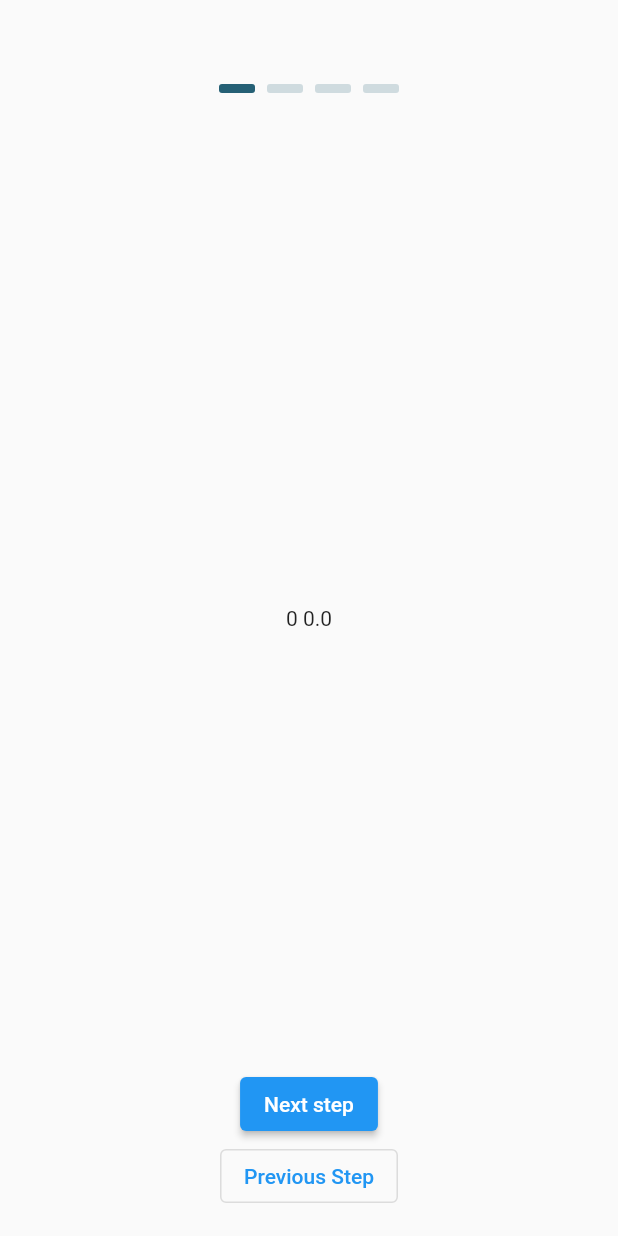
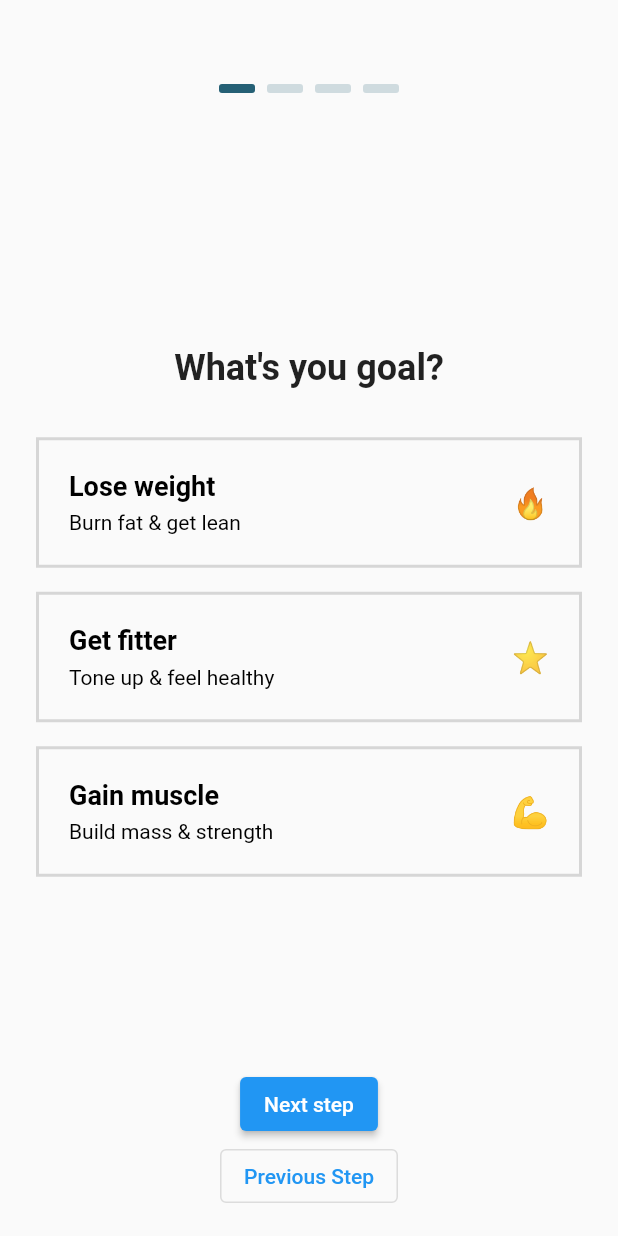
Before and after one commit to mohitsoni-dev/fitness-app-flutter, a Flutter app: the UserInfo screen opened directly, on a phone screen of 412 x 824 dp. Run offline on Flutter 3.47's test engine with Material 2 defaults, Android fonts, the phone set to English and light mode, and no system bars; our stand-ins replace google_nav_bar, line_icons, shared_preferences; accounts and stored records are empty; network calls fail.

Commit message:
added user goal screen

```diff
--- /dev/null
+++ b/lib/constants/shared_preferences.dart
@@ -0,0 +1,48 @@
+import 'package:shared_preferences/shared_preferences.dart';
+
+const String USER_GOAL = 'user_goal';
+
+addStringToSF({String? tag, String? string}) async {
+  SharedPreferences prefs = await SharedPreferences.getInstance();
+  prefs.setString(tag!, string!);
+}
+
+addDoubleToSF({String? tag, double? value}) async {
+  SharedPreferences prefs = await SharedPreferences.getInstance();
+  prefs.setDouble(tag!, value!);
+}
+
+addBoolToSF({String? tag, bool? value}) async {
+  SharedPreferences prefs = await SharedPreferences.getInstance();
+  prefs.setBool(tag!, value!);
+}
+
+addIntToSF({String? tag, int? value}) async {
+  SharedPreferences prefs = await SharedPreferences.getInstance();
+  prefs.setInt(tag!, value!);
+}
+
+// getStringValuesSF() async {
+//   SharedPreferences prefs = await SharedPreferences.getInstance();
+//   //Return String
+//   String stringValue = prefs.getString('stringValue');
+//   return stringValue;
+// }
+// getBoolValuesSF() async {
+//   SharedPreferences prefs = await SharedPreferences.getInstance();
+//   //Return bool
+//   bool boolValue = prefs.getBool('boolValue');
+//   return boolValue;
+// }
+// getIntValuesSF() async {
+//   SharedPreferences prefs = await SharedPreferences.getInstance();
+//   //Return int
+//   int intValue = prefs.getInt('intValue');
+//   return intValue;
+// }
+// getDoubleValuesSF() async {
+//   SharedPreferences prefs = await SharedPreferences.getInstance();
+//   //Return double
+//   double doubleValue = prefs.getDouble('doubleValue');
+//   return doubleValue;
+// }
--- a/lib/constants/welcome_screen_data.dart
+++ b/lib/constants/welcome_screen_data.dart
@@ -1,4 +1,4 @@
-List kWelcomeScreenSlidesData = [
+const List kWelcomeScreenSlidesData = [
   {
     "header": "Learn",
     "index": 0,
--- a/lib/ui/views/user_info.dart
+++ b/lib/ui/views/user_info.dart
@@ -1,4 +1,5 @@
 import 'package:fitness_app_flutter/ui/views/dashboard.dart';
+import 'package:fitness_app_flutter/ui/views/user_specificatios.dart';
 import 'package:flutter/material.dart';
 
 class UserInfo extends StatefulWidget {
@@ -11,6 +12,19 @@ class UserInfo extends StatefulWidget {
 class _UserInfoState extends State<UserInfo> {
   double? currentPage = 0.0;
   final _pageViewController = new PageController();
+
+  List<Widget> _pages = [
+    UserSpecification(),
+    Center(
+      child: Text('Another Page'),
+    ),
+    Center(
+      child: Text('Another Page'),
+    ),
+    Center(
+      child: Text('Another Page'),
+    ),
+  ];
 
   List<Widget> indicator() => List<Widget>.generate(
         4,
@@ -37,14 +51,14 @@ class _UserInfoState extends State<UserInfo> {
             PageView.builder(
               physics: NeverScrollableScrollPhysics(),
               controller: _pageViewController,
-              itemCount: 5,
+              itemCount: 4,
               itemBuilder: (BuildContext context, int index) {
                 _pageViewController.addListener(() {
                   setState(() {
                     currentPage = _pageViewController.page;
                   });
                 });
-                return Center(child: Text('$index $currentPage'));
+                return _pages[currentPage!.round()];
               },
             ),
             Align(
--- /dev/null
+++ b/lib/ui/views/user_specificatios.dart
@@ -0,0 +1,66 @@
+import 'package:fitness_app_flutter/constants/shared_preferences.dart';
+import 'package:fitness_app_flutter/ui/widgets/goal_container.dart';
+import 'package:flutter/material.dart';
+import 'package:shared_preferences/shared_preferences.dart';
+
+class UserSpecification extends StatefulWidget {
+  const UserSpecification({Key? key}) : super(key: key);
+
+  @override
+  _UserSpecificationState createState() => _UserSpecificationState();
+}
+
+class _UserSpecificationState extends State<UserSpecification> {
+  Goal selectedGoal = Goal.none;
+
+  handleGoalSelect(Goal selectedGoal) async {
+    setState(() {
+      this.selectedGoal = selectedGoal;
+    });
+    await addStringToSF(tag: USER_GOAL, string: selectedGoal.toString());
+  }
+
+  @override
+  Widget build(BuildContext context) {
+    return Scaffold(
+      body: Padding(
+        padding: const EdgeInsets.all(24.0),
+        child: Column(
+          mainAxisSize: MainAxisSize.max,
+          mainAxisAlignment: MainAxisAlignment.center,
+          crossAxisAlignment: CrossAxisAlignment.center,
+          children: [
+            Text(
+              'What\'s you goal?',
+              style: TextStyle(fontWeight: FontWeight.bold, fontSize: 24),
+            ),
+            SizedBox(height: 24.0),
+            GoalContainer(
+              header: 'Lose weight',
+              subHeader: 'Burn fat & get lean',
+              emoticon: '🔥',
+              isSelected: selectedGoal == Goal.weightLoss,
+              onTap: () => handleGoalSelect(Goal.weightLoss),
+            ),
+            GoalContainer(
+              header: 'Get fitter',
+              subHeader: 'Tone up & feel healthy',
+              emoticon: '⭐',
+              isSelected: selectedGoal == Goal.generalFitness,
+              onTap: () => handleGoalSelect(Goal.generalFitness),
+            ),
+            GoalContainer(
+              header: 'Gain muscle',
+              subHeader: 'Build mass & strength',
+              emoticon: '💪',
+              isSelected: selectedGoal == Goal.gainMuscle,
+              onTap: () => handleGoalSelect(Goal.gainMuscle),
+            ),
+          ],
+        ),
+      ),
+    );
+  }
+}
+
+enum Goal { none, weightLoss, generalFitness, gainMuscle }
--- a/lib/ui/views/welcome_screen.dart
+++ b/lib/ui/views/welcome_screen.dart
@@ -116,7 +116,7 @@ class _WelcomeScreenState extends State<WelcomeScreen> {
                       padding: EdgeInsets.only(bottom: 108.0),
                       child: ElevatedButton(
                         onPressed: () {
-                          Navigator.push(
+                          Navigator.pushReplacement(
                             context,
                             MaterialPageRoute(
                               builder: (context) => UserInfo(),
--- /dev/null
+++ b/lib/ui/widgets/goal_container.dart
@@ -0,0 +1,63 @@
+import 'package:flutter/material.dart';
+
+class GoalContainer extends StatelessWidget {
+  const GoalContainer(
+      {Key? key,
+      required this.header,
+      required this.subHeader,
+      required this.emoticon,
+      required this.onTap,
+      required this.isSelected})
+      : super(key: key);
+
+  final String header;
+  final String subHeader;
+  final String emoticon;
+  final bool isSelected;
+  final void Function() onTap;
+
+  @override
+  Widget build(BuildContext context) {
+    return GestureDetector(
+      onTap: onTap,
+      child: Container(
+        decoration: BoxDecoration(
+            color: !isSelected ? Colors.white.withOpacity(0.0) : Colors.black,
+            border: Border.all(
+                color: isSelected ? Colors.black : Colors.grey[350]!,
+                width: 2)),
+        padding: EdgeInsets.all(20.0),
+        margin: EdgeInsets.symmetric(vertical: 8.0),
+        child: Row(
+          mainAxisAlignment: MainAxisAlignment.spaceBetween,
+          crossAxisAlignment: CrossAxisAlignment.center,
+          children: [
+            Column(
+              crossAxisAlignment: CrossAxisAlignment.start,
+              children: [
+                Text(
+                  header,
+                  style: TextStyle(
+                    fontWeight: FontWeight.bold,
+                    fontSize: 18.0,
+                    color: isSelected ? Colors.white : Colors.black,
+                  ),
+                ),
+                SizedBox(height: 6.0),
+                Text(
+                  subHeader,
+                  style: TextStyle(
+                    fontWeight: FontWeight.normal,
+                    fontSize: 14.0,
+                    color: isSelected ? Colors.white : Colors.black,
+                  ),
+                )
+              ],
+            ),
+            Text(emoticon, style: TextStyle(fontSize: 20.0))
+          ],
+        ),
+      ),
+    );
+  }
+}
--- a/pubspec.yaml
+++ b/pubspec.yaml
@@ -15,6 +15,7 @@ dependencies:
   cupertino_icons: ^1.0.2
   google_nav_bar: ^5.0.5
   line_icons: ^2.0.1
+  shared_preferences: ^2.0.7
 
 dev_dependencies:
   flutter_test:
```
Also changed, not shown: pubspec.lock.
